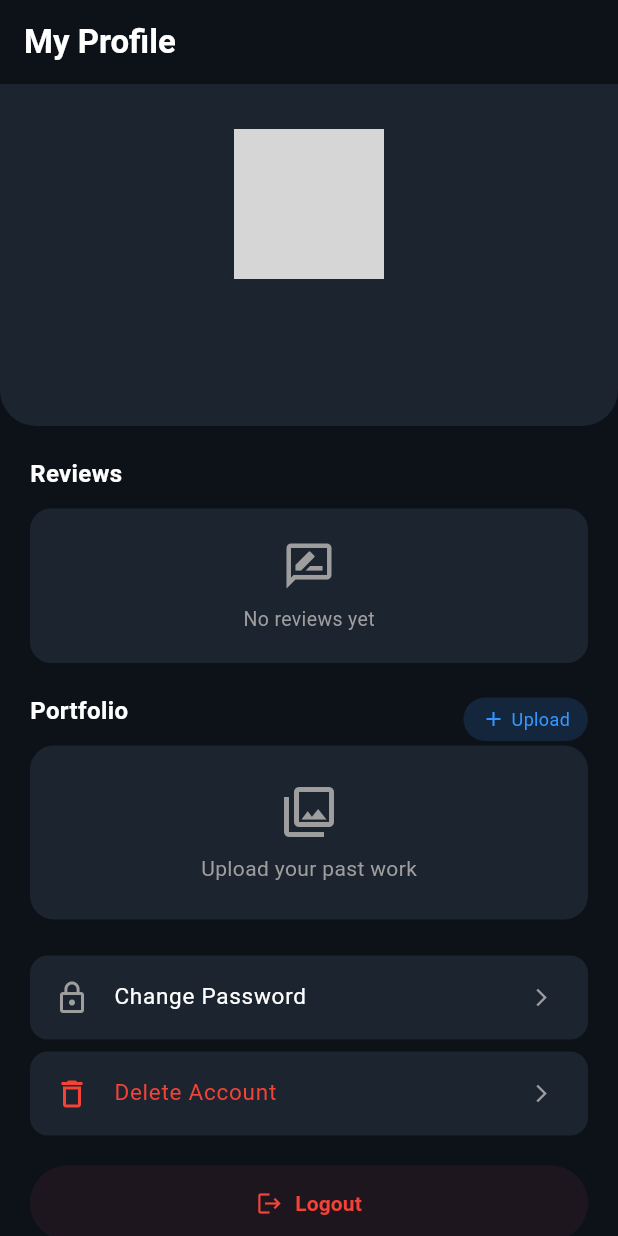
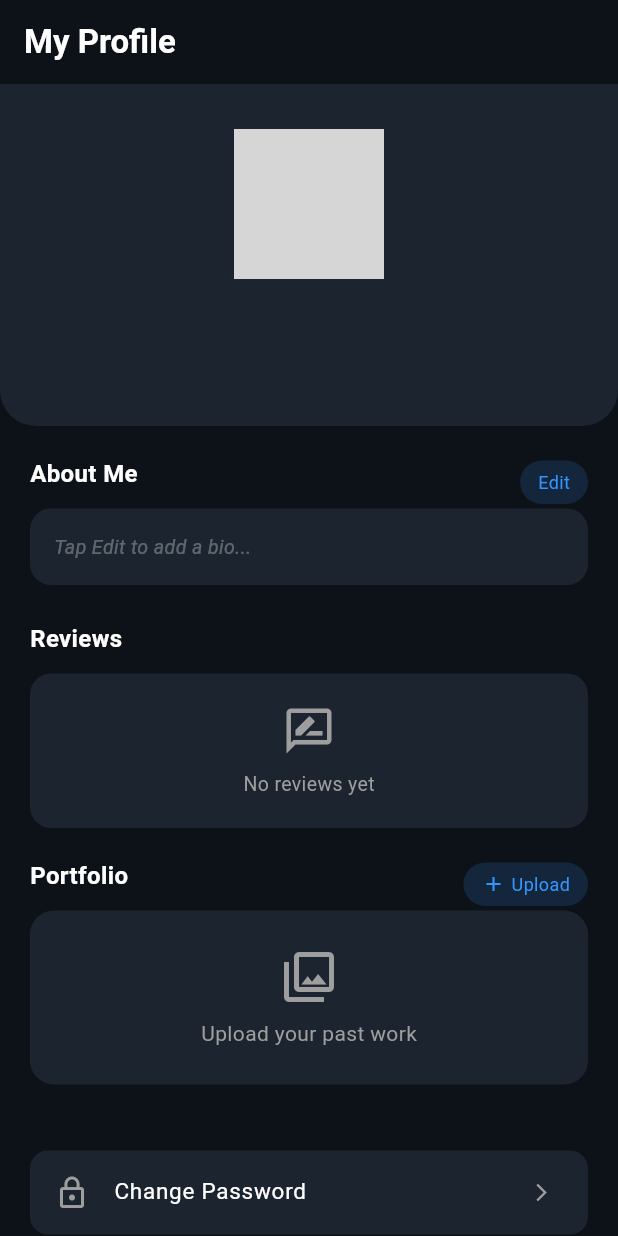
Before and after one commit to jojoo44/BidPlus_App, a Flutter app: the ContractorProfileScreen screen opened directly, on a phone screen of 412 x 824 dp. Run offline on Flutter 3.47's test engine with Material 3 defaults, Android fonts, the phone set to English and light mode, and no system bars; our stand-ins replace file_picker, supabase_flutter; accounts and stored records are empty; network calls fail; grey boxes are pictures that could not be loaded.

Commit message:
Add bio and fix thecontr  profile

```diff
--- a/lib/contractor_profile_screen.dart
+++ b/lib/contractor_profile_screen.dart
@@ -9,7 +9,7 @@ import 'login_screen.dart';
 import '../main.dart';
 
 class ContractorProfileScreen extends StatefulWidget {
-  final String? contractorId; // إذا فتحه المنجر يمرر الـ ID
+  final String? contractorId;
   const ContractorProfileScreen({super.key, this.contractorId});
 
   @override
@@ -26,17 +26,16 @@ class _ContractorProfileScreenState extends State<ContractorProfileScreen> {
   String  _email          = '';
   String  _specialization = '';
   String  _tag            = '';
+  String  _bio            = '';
   String? _photoUrl;
-  double  _avgQuality     = 0;
-  double  _avgTimeliness  = 0;
-  double  _avgOverall     = 0;
-  int     _reviewCount    = 0;
 
   List<Map<String, dynamic>> _reviews   = [];
   List<Map<String, dynamic>> _portfolio = [];
-  bool _isLoading    = true;
-  bool _isUploading  = false;
-  bool _isOwner      = false; // هل هو صاحب الحساب
+  bool _isLoading   = true;
+  bool _isUploading = false;
+  bool _isOwner     = false;
+  bool _editingBio  = false;
+  late TextEditingController _bioCtrl;
 
   String get _targetId =>
       widget.contractorId ?? supabase.auth.currentUser?.id ?? '';
@@ -45,37 +44,31 @@ class _ContractorProfileScreenState extends State<ContractorProfileScreen> {
   void initState() {
     super.initState();
     _isOwner = widget.contractorId == null;
+    _bioCtrl = TextEditingController();
     _loadAll();
+  }
+
+  @override
+  void dispose() {
+    _bioCtrl.dispose();
+    super.dispose();
   }
 
   Future<void> _loadAll() async {
     setState(() => _isLoading = true);
     try {
-      // بيانات المستخدم
       final data = await supabase
           .from('User')
-          .select('username, email, specialization, specializationTag, photoUrl')
+          .select('username, email, specialization, specializationTag, photoUrl, bio')
           .eq('id', _targetId)
           .single();
 
-      // التقييمات
       final reviews = await supabase
           .from('ContractorEvaluation')
           .select()
           .eq('contractorId', _targetId)
           .order('created_at', ascending: false);
 
-      double avgQ = 0, avgT = 0, avgO = 0;
-      if ((reviews as List).isNotEmpty) {
-        avgQ = reviews.map((r) => (r['quality'] as num?)?.toDouble() ?? 0)
-            .reduce((a, b) => a + b) / reviews.length;
-        avgT = reviews.map((r) => (r['timeliness'] as num?)?.toDouble() ?? 0)
-            .reduce((a, b) => a + b) / reviews.length;
-        avgO = reviews.map((r) => (r['overallScore'] as num?)?.toDouble() ?? 0)
-            .reduce((a, b) => a + b) / reviews.length;
-      }
-
-      // البورتفوليو
       final portfolio = await supabase
           .from('ContractorPortfolio')
           .select()
@@ -87,17 +80,29 @@ class _ContractorProfileScreenState extends State<ContractorProfileScreen> {
         _email          = data['email'] ?? '';
         _specialization = data['specialization'] ?? '';
         _tag            = data['specializationTag'] ?? '';
+        _bio            = data['bio'] ?? '';
         _photoUrl       = data['photoUrl'];
-        _avgQuality     = avgQ;
-        _avgTimeliness  = avgT;
-        _avgOverall     = avgO;
-        _reviewCount    = (reviews as List).length;
         _reviews        = List<Map<String, dynamic>>.from(reviews);
         _portfolio      = List<Map<String, dynamic>>.from(portfolio);
+        _bioCtrl.text   = _bio;
         _isLoading      = false;
       });
     } catch (e) {
       if (mounted) setState(() => _isLoading = false);
+    }
+  }
+
+  Future<void> _saveBio() async {
+    try {
+      await supabase.from('User')
+          .update({'bio': _bioCtrl.text.trim()}).eq('id', _targetId);
+      setState(() {
+        _bio = _bioCtrl.text.trim();
+        _editingBio = false;
+      });
+    } catch (e) {
+      if (mounted) ScaffoldMessenger.of(context).showSnackBar(
+          SnackBar(content: Text('Error: $e')));
     }
   }
 
@@ -128,10 +133,9 @@ class _ContractorProfileScreenState extends State<ContractorProfileScreen> {
 
       final url = supabase.storage.from('profiles').getPublicUrl(path);
 
-      // اسأل عن عنوان
-      String title = file.name;
+      String title = file.name.split('.').first;
       if (mounted) {
-        final ctrl = TextEditingController(text: file.name.split('.').first);
+        final ctrl = TextEditingController(text: title);
         await showDialog(context: context, builder: (ctx) => AlertDialog(
           backgroundColor: surface,
           title: const Text('Add Title', style: TextStyle(color: Colors.white)),
@@ -219,9 +223,9 @@ class _ContractorProfileScreenState extends State<ContractorProfileScreen> {
                   Container(
                     width: double.infinity,
                     padding: const EdgeInsets.fromLTRB(20, 30, 20, 24),
-                    decoration: BoxDecoration(
+                    decoration: const BoxDecoration(
                       color: surface,
-                      borderRadius: const BorderRadius.only(
+                      borderRadius: BorderRadius.only(
                         bottomLeft: Radius.circular(24),
                         bottomRight: Radius.circular(24),
                       ),
@@ -291,6 +295,69 @@ class _ContractorProfileScreenState extends State<ContractorProfileScreen> {
                         crossAxisAlignment: CrossAxisAlignment.start,
                         children: [
 
+                      // ── About Me
+                      Row(children: [
+                        _sectionTitle('About Me'),
+                        const Spacer(),
+                        if (_isOwner)
+                          GestureDetector(
+                            onTap: () {
+                              if (_editingBio) {
+                                _saveBio();
+                              } else {
+                                setState(() => _editingBio = true);
+                              }
+                            },
+                            child: Container(
+                              padding: const EdgeInsets.symmetric(
+                                  horizontal: 12, vertical: 6),
+                              decoration: BoxDecoration(
+                                color: blue.withOpacity(0.15),
+                                borderRadius: BorderRadius.circular(20),
+                              ),
+                              child: Text(_editingBio ? 'Save' : 'Edit',
+                                  style: const TextStyle(
+                                      color: blue, fontSize: 12)),
+                            ),
+                          ),
+                      ]),
+                      Container(
+                        width: double.infinity,
+                        padding: const EdgeInsets.all(16),
+                        decoration: BoxDecoration(color: surface,
+                            borderRadius: BorderRadius.circular(14)),
+                        child: _editingBio
+                            ? TextField(
+                                controller: _bioCtrl,
+                                maxLines: 5,
+                                style: const TextStyle(
+                                    color: Colors.white, fontSize: 13),
+                                decoration: InputDecoration(
+                                  hintText: 'Tell managers about yourself, your experience and skills...',
+                                  hintStyle: TextStyle(
+                                      color: Colors.white.withOpacity(0.3),
+                                      fontSize: 13),
+                                  border: InputBorder.none,
+                                ),
+                              )
+                            : _bio.isEmpty
+                                ? Text(
+                                    _isOwner
+                                        ? 'Tap Edit to add a bio...'
+                                        : 'No bio yet.',
+                                    style: TextStyle(
+                                        color: Colors.white.withOpacity(0.3),
+                                        fontSize: 13,
+                                        fontStyle: FontStyle.italic))
+                                : Text(_bio,
+                                    style: const TextStyle(
+                                        color: Colors.white70,
+                                        fontSize: 13,
+                                        height: 1.6)),
+                      ),
+
+                      const SizedBox(height: 24),
+
                       // ── Reviews
                       _sectionTitle(_reviews.isEmpty
                           ? 'Reviews'
@@ -349,6 +416,7 @@ class _ContractorProfileScreenState extends State<ContractorProfileScreen> {
                           ? Container(
                               width: double.infinity,
                               padding: const EdgeInsets.all(24),
+                              margin: const EdgeInsets.only(bottom: 20),
                               decoration: BoxDecoration(color: surface,
                                   borderRadius: BorderRadius.circular(16)),
                               child: Column(children: [
@@ -365,10 +433,10 @@ class _ContractorProfileScreenState extends State<ContractorProfileScreen> {
                               physics: const NeverScrollableScrollPhysics(),
                               gridDelegate:
                                   const SliverGridDelegateWithFixedCrossAxisCount(
-                                crossAxisCount: 2,
-                                crossAxisSpacing: 12,
-                                mainAxisSpacing: 12,
-                                childAspectRatio: 0.85,
+                                crossAxisCount: 3,
+                                crossAxisSpacing: 8,
+                                mainAxisSpacing: 8,
+                                childAspectRatio: 1.0,
                               ),
                               itemCount: _portfolio.length,
                               itemBuilder: (_, i) =>
@@ -377,7 +445,7 @@ class _ContractorProfileScreenState extends State<ContractorProfileScreen> {
 
                       const SizedBox(height: 24),
 
-                      // ── Account actions (للكونتراكتور نفسه فقط)
+                      // ── Account actions
                       if (_isOwner) ...[
                         _buildItem(Icons.lock_outline, 'Change Password',
                             () => Navigator.push(context, MaterialPageRoute(
@@ -418,23 +486,6 @@ class _ContractorProfileScreenState extends State<ContractorProfileScreen> {
         fontSize: 16, fontWeight: FontWeight.bold)),
   );
 
-  Widget _ratingBar(String label, double value, Color color) => Row(children: [
-    SizedBox(width: 70,
-        child: Text(label, style: const TextStyle(
-            color: Colors.grey, fontSize: 12))),
-    Expanded(child: ClipRRect(
-      borderRadius: BorderRadius.circular(4),
-      child: LinearProgressIndicator(
-        value: value / 5,
-        backgroundColor: Colors.white10,
-        color: color, minHeight: 6,
-      ),
-    )),
-    const SizedBox(width: 8),
-    Text(value.toStringAsFixed(1),
-        style: const TextStyle(color: Colors.white70, fontSize: 12)),
-  ]);
-
   Widget _buildReviewCard(Map<String, dynamic> r) {
     final comment = r['comment']?.toString() ?? '';
     if (comment.isEmpty) return const SizedBox.shrink();
@@ -457,56 +508,49 @@ class _ContractorProfileScreenState extends State<ContractorProfileScreen> {
     );
   }
 
-  Widget _miniRating(String label, double val) => Row(children: [
-    Text('$label: ', style: const TextStyle(color: Colors.grey, fontSize: 11)),
-    ...List.generate(5, (i) => Icon(
-        i < val.round() ? Icons.star : Icons.star_border,
-        color: Colors.amber, size: 11)),
-  ]);
-
   Widget _buildPortfolioCard(Map<String, dynamic> item) {
     final isImage = item['fileType'] == 'image';
     return Stack(children: [
       Container(
         decoration: BoxDecoration(
-          color: surface, borderRadius: BorderRadius.circular(14)),
+          color: surface, borderRadius: BorderRadius.circular(12)),
         child: Column(crossAxisAlignment: CrossAxisAlignment.start, children: [
           Expanded(
             child: ClipRRect(
               borderRadius: const BorderRadius.vertical(
-                  top: Radius.circular(14)),
+                  top: Radius.circular(12)),
               child: isImage
                   ? Image.network(item['fileUrl'] ?? '',
                       width: double.infinity, fit: BoxFit.cover,
                       errorBuilder: (_, __, ___) => Container(
                         color: const Color(0xFF1A2C47),
                         child: const Icon(Icons.broken_image,
-                            color: Colors.grey, size: 40)))
+                            color: Colors.grey, size: 30)))
                   : Container(color: const Color(0xFF1A2C47),
                       child: const Center(child: Icon(
                           Icons.picture_as_pdf,
-                          color: Colors.red, size: 48))),
+                          color: Colors.red, size: 36))),
             ),
           ),
           Padding(
-            padding: const EdgeInsets.all(10),
+            padding: const EdgeInsets.all(6),
             child: Text(item['title'] ?? '—',
                 style: const TextStyle(color: Colors.white,
-                    fontSize: 13, fontWeight: FontWeight.w600),
+                    fontSize: 11, fontWeight: FontWeight.w600),
                 maxLines: 1, overflow: TextOverflow.ellipsis),
           ),
         ]),
       ),
       if (_isOwner)
-        Positioned(top: 6, right: 6,
+        Positioned(top: 4, right: 4,
           child: GestureDetector(
             onTap: () => _deletePortfolioItem(item['portfolioID']),
             child: Container(
-              padding: const EdgeInsets.all(4),
+              padding: const EdgeInsets.all(3),
               decoration: BoxDecoration(
                   color: Colors.black54,
-                  borderRadius: BorderRadius.circular(8)),
-              child: const Icon(Icons.close, color: Colors.white, size: 14),
+                  borderRadius: BorderRadius.circular(6)),
+              child: const Icon(Icons.close, color: Colors.white, size: 12),
             ),
           )),
     ]);
```
Also changed, not shown: pubspec.lock.
